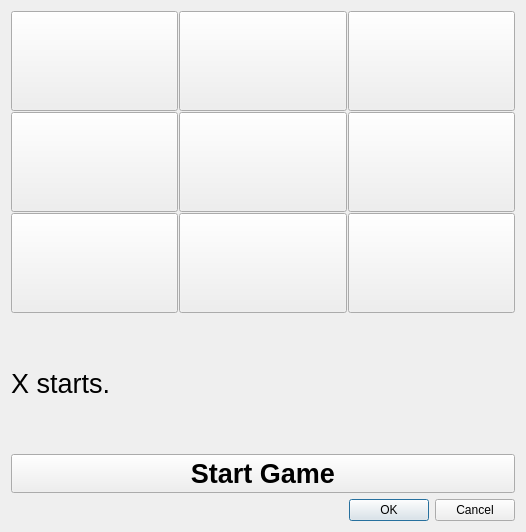
First picture: the form in Qt_TicTacToe/tic_tac_toe.ui, repository keale/pythonplayground, before the edit.
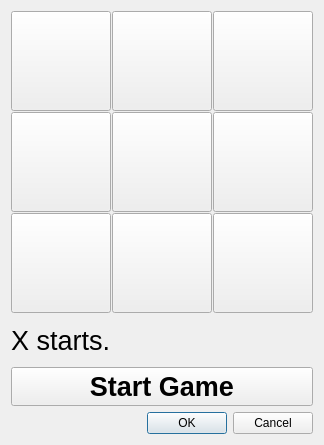
Second picture: the form after the edit.

Diff of the .ui file:
```diff
--- a/Qt_TicTacToe/tic_tac_toe.ui
+++ b/Qt_TicTacToe/tic_tac_toe.ui
@@ -6,8 +6,8 @@
    <rect>
     <x>0</x>
     <y>0</y>
-    <width>526</width>
-    <height>532</height>
+    <width>322</width>
+    <height>445</height>
    </rect>
   </property>
   <property name="windowTitle">
```
